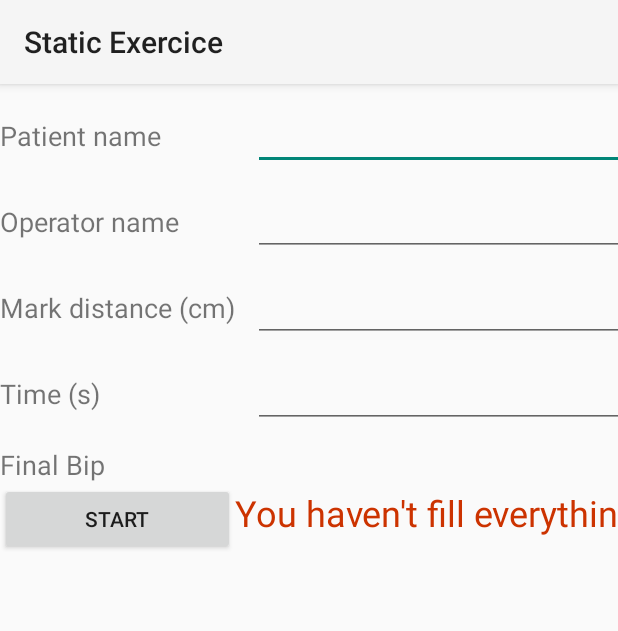
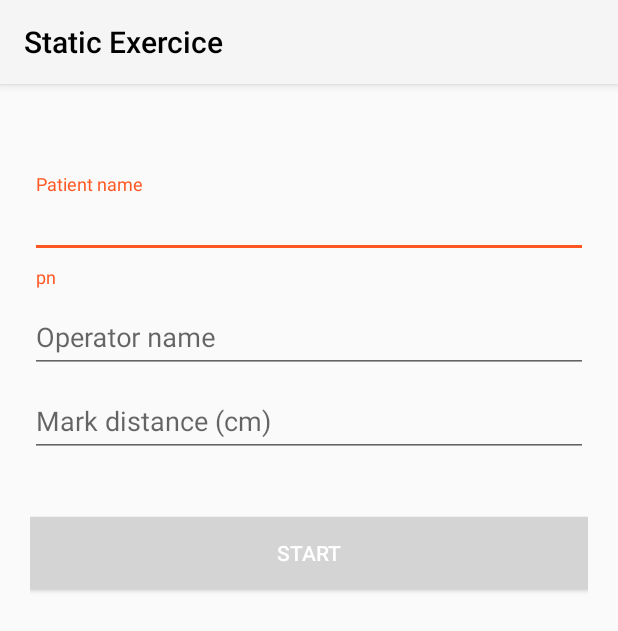
Before and after one commit to AlexFer64/RI-lazer2, an Android app: the StaticExerciceParameter screen opened directly, with no data from a screen before it, after a tap on "START", on a phone screen of 412 x 824 dp. Shown: the top 631 px of the screen. Run offline under Robolectric (Android 15) with nearby library versions, the phone set to English and light mode, and no system bars.

Commit message:
Test material design
Test de design du formulaire pour l'activité static menu parameter

```diff
--- a/app/build.gradle
+++ b/app/build.gradle
@@ -25,4 +25,7 @@ dependencies {
     testImplementation 'junit:junit:4.12'
     androidTestImplementation 'com.android.support.test:runner:1.0.1'
     androidTestImplementation 'com.android.support.test.espresso:espresso-core:3.0.1'
+    compile fileTree(dir: 'libs', include: ['*.jar'])
+    compile 'com.android.support:appcompat-v7:26.1.0'
+    compile 'com.android.support:design:26.1.0'
 }
--- a/app/src/main/java/com/projet15/lazer/StaticExerciceParameter.java
+++ b/app/src/main/java/com/projet15/lazer/StaticExerciceParameter.java
@@ -7,119 +7,143 @@ import android.widget.Button;
 import android.widget.EditText;
 import android.widget.TextSwitcher;
 import android.widget.TextView;
+import android.support.design.widget.TextInputLayout;
+import android.support.v7.widget.Toolbar;
+import android.text.Editable;
+import android.text.TextUtils;
+import android.text.TextWatcher;
+import android.view.View;
+import android.view.WindowManager;
+import android.widget.Toast;
 
 public class StaticExerciceParameter extends AppCompatActivity {
+    private Toolbar toolbar;
+    private EditText inputName, inputEmail, inputPassword;
+    private TextInputLayout inputLayoutName, inputLayoutEmail, inputLayoutPassword;
+    private Button btnSignUp;
 
-    //Variables
-        //Objet graphique
-    private EditText _patientNameET;
-    private EditText _operatorNameET;
-    private EditText _markDistanceET;
-    private EditText _timeET;
-    private Button _startButton;
-    private TextView _errorText;
-        //valeurs parametre
-    private String _patientName;
-    private String _operatorName;
-    private  int _markDistance;
-    private  int _time;
-    //Constructeur
     @Override
     protected void onCreate(Bundle savedInstanceState) {
         super.onCreate(savedInstanceState);
         setContentView(R.layout.activity_static_exercice_parameter);
 
-        //association des objet graphique avec les composant graphique
-        set_patientNameET((EditText) findViewById(R.id.PATIENT_NAME_EDITTEXT_ID));
-        set_operatorNameET((EditText) findViewById(R.id.OPERATOR_NAME_EDITTEXT_ID));
-        set_markDistanceET((EditText) findViewById(R.id.MARKDISTANCE_NAME_EDITTEXT_ID));
-        set_timeET((EditText) findViewById(R.id.TIME_EDITTEXT_ID));
-        set_startButton((Button) findViewById(R.id.START_BUTTON_ID));
-        set_errorText((TextView) findViewById(R.id.ERROR_TEXT_ID));
-        //Evenement clique sur le bouton start
-        get_startButton().setOnClickListener(new View.OnClickListener() {
-            @SuppressLint("ResourceAsColor")
+        toolbar = (Toolbar) findViewById(R.id.toolbar);
+        setSupportActionBar(toolbar);
+
+        inputLayoutName = (TextInputLayout) findViewById(R.id.input_layout_name);
+        inputLayoutEmail = (TextInputLayout) findViewById(R.id.input_layout_email);
+        inputLayoutPassword = (TextInputLayout) findViewById(R.id.input_layout_password);
+        inputName = (EditText) findViewById(R.id.input_name);
+        inputEmail = (EditText) findViewById(R.id.input_email);
+        inputPassword = (EditText) findViewById(R.id.input_password);
+        btnSignUp = (Button) findViewById(R.id.btn_signup);
+
+        inputName.addTextChangedListener(new MyTextWatcher(inputName));
+        inputEmail.addTextChangedListener(new MyTextWatcher(inputEmail));
+        inputPassword.addTextChangedListener(new MyTextWatcher(inputPassword));
+
+        btnSignUp.setOnClickListener(new View.OnClickListener() {
             @Override
             public void onClick(View view) {
-                if(get_patientNameET().getText().toString().length() != 0 ||
-                        get_operatorNameET().getText().toString().length() != 0 ||
-                        get_markDistanceET().getText().toString().length() != 0 ||
-                        get_timeET().getText().toString().length() != 0){
-
-                }
-                else {
-
-                    get_errorText().setText("You haven't fill everything out");
-
-                    //RECCURCIVITE
-                }
+                submitForm();
             }
         });
-
     }
 
-    //getteur & setteur
-    public void set_patientNameET(EditText t){
-        _patientNameET = t;
-    }
-    public EditText get_patientNameET(){
-        return _patientNameET;
-    }
-    public void set_operatorNameET(EditText t){
-        _operatorNameET = t;
-    }
-    public EditText get_operatorNameET(){
-        return _operatorNameET;
-    }
-    public void set_markDistanceET(EditText t){
-        _markDistanceET = t;
-    }
-    public EditText get_markDistanceET(){
-        return _markDistanceET;
-    }
-    public void set_timeET(EditText t){
-        _timeET = t;
-    }
-    public EditText get_timeET(){
-        return _timeET;
-    }
-    public void set_startButton(Button b){
-        _startButton = b;
-    }
-    public Button get_startButton(){
-        return _startButton;
+    /**
+     * Validating form
+     */
+    private void submitForm() {
+        if (!validateName()) {
+            return;
+        }
+
+        if (!validateEmail()) {
+            return;
+        }
+
+        if (!validatePassword()) {
+            return;
+        }
+
+        Toast.makeText(getApplicationContext(), "Thank You!", Toast.LENGTH_SHORT).show();
     }
 
-    //Généré automatiquement
-    public String get_patientName() {
-        return _patientName;
+    private boolean validateName() {
+        if (inputName.getText().toString().trim().isEmpty()) {
+            inputLayoutName.setError(getString(R.string.Err_Patient_Name));
+            requestFocus(inputName);
+            return false;
+        } else {
+            inputLayoutName.setErrorEnabled(false);
+        }
+
+        return true;
     }
-    public void set_patientName(String _patientName) {
-        this._patientName = _patientName;
+
+    private boolean validateEmail() {
+        String email = inputEmail.getText().toString().trim();
+
+        if (email.isEmpty() || !isValidEmail(email)) {
+            inputLayoutEmail.setError(getString(R.string.Err_Operator_Name));
+            requestFocus(inputEmail);
+            return false;
+        } else {
+            inputLayoutEmail.setErrorEnabled(false);
+        }
+
+        return true;
     }
-    public String get_operatorName() {
-        return _operatorName;
+
+    private boolean validatePassword() {
+        if (inputPassword.getText().toString().trim().isEmpty()) {
+            inputLayoutPassword.setError(getString(R.string.Err_Mark_Distance));
+            requestFocus(inputPassword);
+            return false;
+        } else {
+            inputLayoutPassword.setErrorEnabled(false);
+        }
+
+        return true;
     }
-    public void set_operatorName(String _operatorName) {
-        this._operatorName = _operatorName;
+
+    private static boolean isValidEmail(String email) {
+        return !TextUtils.isEmpty(email) && android.util.Patterns.EMAIL_ADDRESS.matcher(email).matches();
     }
-    public int get_markDistance() {
-        return _markDistance;
+
+    private void requestFocus(View view) {
+        if (view.requestFocus()) {
+            getWindow().setSoftInputMode(WindowManager.LayoutParams.SOFT_INPUT_STATE_ALWAYS_VISIBLE);
+        }
     }
-    public void set_markDistance(int _markDistance) {
-        this._markDistance = _markDistance;
+
+    private class MyTextWatcher implements TextWatcher {
+
+        private View view;
+
+        private MyTextWatcher(View view) {
+            this.view = view;
+        }
+
+        public void beforeTextChanged(CharSequence charSequence, int i, int i1, int i2) {
+        }
+
+        public void onTextChanged(CharSequence charSequence, int i, int i1, int i2) {
+        }
+
+        public void afterTextChanged(Editable editable) {
+            switch (view.getId()) {
+                case R.id.input_name:
+                    validateName();
+                    break;
+                case R.id.input_email:
+                    validateEmail();
+                    break;
+                case R.id.input_password:
+                    validatePassword();
+                    break;
+            }
+        }
     }
-    public int get_time() {
-        return _time;
-    }
-    public void set_time(int _time) {
-        this._time = _time;
-    }
-    public TextView get_errorText() {
-        return _errorText;
-    }
-    public void set_errorText(TextView _errorText) {
-        this._errorText = _errorText;
-    }
-    //Méthode
+
 }
--- a/app/src/main/res/layout-normal-port/activity_static_exercice_parameter.xml
+++ b/app/src/main/res/layout-normal-port/activity_static_exercice_parameter.xml
@@ -1,161 +1,79 @@
-<?xml version="1.0" encoding="utf-8"?>
-<!--suppress ALL -->
-<android.support.constraint.ConstraintLayout xmlns:android="http://schemas.android.com/apk/res/android"
+<android.support.design.widget.CoordinatorLayout xmlns:android="http://schemas.android.com/apk/res/android"
     xmlns:app="http://schemas.android.com/apk/res-auto"
-    xmlns:tools="http://schemas.android.com/tools"
     android:layout_width="match_parent"
-    android:layout_height="match_parent"
-    tools:context="com.projet15.lazer.StaticExerciceParameter">
+    android:layout_height="match_parent">
 
-    <TableLayout
+    <android.support.design.widget.AppBarLayout
         android:layout_width="match_parent"
-        android:layout_height="wrap_content">
+        android:layout_height="wrap_content"
+        android:theme="@style/ThemeOverlay.AppCompat.Dark.ActionBar">
 
-        <TableRow
+        <android.support.v7.widget.Toolbar
+            android:id="@+id/toolbar"
             android:layout_width="match_parent"
-            android:layout_height="match_parent" />
+            android:layout_height="?attr/actionBarSize"
+            android:background="?attr/colorPrimary"
+            app:layout_scrollFlags="scroll|enterAlways"
+            app:popupTheme="@style/ThemeOverlay.AppCompat.Light"
+            app:titleTextColor="#000000"/>
+    </android.support.design.widget.AppBarLayout>
 
-        <TableRow
+    <LinearLayout
+        android:layout_width="fill_parent"
+        android:layout_height="match_parent"
+        android:layout_marginTop="?attr/actionBarSize"
+        android:orientation="vertical"
+        android:paddingLeft="20dp"
+        android:paddingRight="20dp"
+        android:paddingTop="60dp">
+
+        <android.support.design.widget.TextInputLayout
+            android:id="@+id/input_layout_name"
             android:layout_width="match_parent"
-            android:layout_height="match_parent">
-
-            <TextView
-                android:id="@+id/PATIENT_NAME_TEXT_ID"
-                android:layout_width="wrap_content"
-                android:layout_height="wrap_content"
-                android:layout_marginTop="12dp"
-                android:text="@string/Patient_Name"
-                android:textSize="18sp" />
+            android:layout_height="wrap_content">
 
             <EditText
-                android:id="@+id/PATIENT_NAME_EDITTEXT_ID"
-                android:layout_width="wrap_content"
+                android:id="@+id/input_name"
+                android:layout_width="match_parent"
                 android:layout_height="wrap_content"
-                android:layout_marginLeft="12dp"
-                android:layout_marginStart="12dp"
-                android:layout_marginTop="12dp"
-                android:autoLink="phone"
-                android:ems="10"
-                android:inputType="textPersonName"
-                android:textAlignment="viewStart"
-                android:visibility="visible" />
+                android:singleLine="true"
+                android:hint="@string/Patient_Name" />
+        </android.support.design.widget.TextInputLayout>
 
-        </TableRow>
-
-        <TableRow
+        <android.support.design.widget.TextInputLayout
+            android:id="@+id/input_layout_email"
             android:layout_width="match_parent"
-            android:layout_height="match_parent">
-
-            <TextView
-                android:id="@+id/OPERATOR_NAME_TEXT_ID2"
-                android:layout_width="wrap_content"
-                android:layout_height="wrap_content"
-                android:layout_marginTop="12dp"
-                android:text="@string/Operator_Name"
-                android:textSize="18sp" />
+            android:layout_height="wrap_content">
 
             <EditText
-                android:id="@+id/OPERATOR_NAME_EDITTEXT_ID"
-                android:layout_width="wrap_content"
+                android:id="@+id/input_email"
+                android:layout_width="match_parent"
                 android:layout_height="wrap_content"
-                android:layout_marginLeft="12dp"
-                android:layout_marginStart="12dp"
-                android:layout_marginTop="12dp"
-                android:ems="10"
-                android:inputType="textPersonName"
-                android:textAlignment="viewStart"
-                android:visibility="visible" />
-        </TableRow>
+                android:inputType="textEmailAddress"
+                android:hint="@string/Operator_Name" />
+        </android.support.design.widget.TextInputLayout>
 
-        <TableRow
+        <android.support.design.widget.TextInputLayout
+            android:id="@+id/input_layout_password"
             android:layout_width="match_parent"
-            android:layout_height="match_parent">
-
-            <TextView
-                android:id="@+id/MARKDISTANCE_TEXT_ID2"
-                android:layout_width="wrap_content"
-                android:layout_height="wrap_content"
-                android:layout_marginTop="12dp"
-                android:text="@string/Mark_Distance"
-                android:textSize="18sp" />
+            android:layout_height="wrap_content">
 
             <EditText
-                android:id="@+id/MARKDISTANCE_NAME_EDITTEXT_ID"
-                android:layout_width="wrap_content"
-                android:layout_height="wrap_content"
-                android:layout_marginLeft="12dp"
-                android:layout_marginStart="12dp"
-                android:layout_marginTop="12dp"
-                android:layout_weight="-2"
-                android:ems="10"
-                android:gravity="start"
-                android:inputType="textPersonName|numberDecimal"
-                android:selectAllOnFocus="false"
-                android:singleLine="false"
-                android:textAlignment="viewStart"
-                android:visibility="visible" />
-
-        </TableRow>
-
-        <TableRow
-            android:layout_width="match_parent"
-            android:layout_height="match_parent">
-
-            <TextView
-                android:id="@+id/TIME_TEXT_ID"
+                android:id="@+id/input_password"
                 android:layout_width="match_parent"
                 android:layout_height="wrap_content"
-                android:layout_marginTop="12dp"
-                android:text="@string/Time"
-                android:textSize="18sp" />
+                android:inputType="textPassword"
+                android:hint="@string/Mark_Distance" />
+        </android.support.design.widget.TextInputLayout>
 
-            <EditText
-                android:id="@+id/TIME_EDITTEXT_ID"
-                android:layout_width="wrap_content"
-                android:layout_height="wrap_content"
-                android:layout_marginLeft="12dp"
-                android:layout_marginStart="12dp"
-                android:layout_marginTop="12dp"
-                android:ems="10"
-                android:gravity="start"
-                android:inputType="textPersonName|numberDecimal"
-                android:textAlignment="viewStart" />
+        <Button android:id="@+id/btn_signup"
+            android:layout_width="fill_parent"
+            android:layout_height="wrap_content"
+            android:text="@string/Start_Button"
+            android:background="@color/GRIS_CHARTE_GRAPHIQUE"
+            android:layout_marginTop="40dp"
+            android:textColor="@android:color/white"/>
 
-        </TableRow>
+    </LinearLayout>
 
-        <TableRow
-            android:layout_width="match_parent"
-            android:layout_height="match_parent">
-
-            <TextView
-                android:id="@+id/FINALBIP_TEXT_ID"
-                android:layout_width="wrap_content"
-                android:layout_height="wrap_content"
-                android:layout_marginTop="12dp"
-                android:text="@string/Final_Bip"
-                android:textSize="18sp" />
-
-        </TableRow>
-
-        <TableRow
-            android:layout_width="match_parent"
-            android:layout_height="match_parent">
-
-            <Button
-                android:id="@+id/START_BUTTON_ID"
-                android:layout_width="wrap_content"
-                android:layout_height="wrap_content"
-                android:text="@string/Start_Button" />
-
-            <TextView
-                android:id="@+id/ERROR_TEXT_ID"
-                android:layout_width="wrap_content"
-                android:layout_height="wrap_content"
-                android:textColor="@color/COLOR_ERROR"
-                android:textSize="24sp" />
-
-        </TableRow>
-
-    </TableLayout>
-
-</android.support.constraint.ConstraintLayout>
+</android.support.design.widget.CoordinatorLayout>
--- a/app/src/main/res/values-large-port/layout_values.xml
+++ b/app/src/main/res/values-large-port/layout_values.xml
@@ -1,5 +1,6 @@
 <?xml version="1.0" encoding="utf-8"?>
 <resources xmlns:android="http://schemas.android.com/tools">
+    <!-- Menu Principal -->
     <dimen name="TAILLE_TEXTE_BOUTON">30sp</dimen>
     <dimen name="MARGIN_TOP_BUTTON">20dip</dimen>
     <dimen name="MARGIN_BOTTOM_BUTTON">20dip</dimen>
--- a/app/src/main/res/values-normal-port/layout_values.xml
+++ b/app/src/main/res/values-normal-port/layout_values.xml
@@ -1,8 +1,14 @@
 <?xml version="1.0" encoding="utf-8"?>
 <resources xmlns:android="http://schemas.android.com/tools">
-    <dimen name="TAILLE_TEXTE_BOUTON">20sp</dimen>
+    <!-- Menu Principal -->
+    <dimen name="TAILLE_TEXTE_BOUTON">18sp</dimen>
     <dimen name="MARGIN_TOP_BUTTON">20dip</dimen>
     <dimen name="MARGIN_BOTTOM_BUTTON">20dip</dimen>
     <dimen name="MARGIN_LEFT_BUTTON">50dip</dimen>
     <dimen name="MARGIN_RIGHT_BUTTON">50dip</dimen>
+    <!-- Static Exercice Parameter -->
+    <dimen name="MARGIN_TOP_FRAMELAYOUTFORMULAIRE">10dip</dimen>
+    <dimen name="MARGIN_BOTTOM_FRAMELAYOUTFORMULAIRE">10dip</dimen>
+    <dimen name="MARGIN_LEFT_FRAMELAYOUTFORMULAIRE">10dip</dimen>
+    <dimen name="MARGIN_RIGHT_FRAMELAYOUTFORMULAIRE">10dip</dimen>
 </resources>
--- a/app/src/main/res/values-xlarge-port/layout_values.xml
+++ b/app/src/main/res/values-xlarge-port/layout_values.xml
@@ -1,5 +1,6 @@
 <?xml version="1.0" encoding="utf-8"?>
 <resources xmlns:android="http://schemas.android.com/tools">
+    <!-- Menu Principal -->
     <dimen name="TAILLE_TEXTE_BOUTON">30sp</dimen>
     <dimen name="MARGIN_TOP_BUTTON">20dip</dimen>
     <dimen name="MARGIN_BOTTOM_BUTTON">20dip</dimen>
--- a/app/src/main/res/values/strings.xml
+++ b/app/src/main/res/values/strings.xml
@@ -8,9 +8,13 @@
 
     <!-- Texte Parametres-->
     <string name="Patient_Name">Patient name</string>
+    <string name="Err_Patient_Name">pn</string>
     <string name="Operator_Name">Operator name</string>
+    <string name="Err_Operator_Name">on</string>
     <string name="Mark_Distance">Mark distance (cm) </string>
+    <string name="Err_Mark_Distance">md</string>
     <string name="Time">Time (s)</string>
+    <string name="Err_Time">t</string>
     <string name="Final_Bip">Final Bip</string>
     <string name="Start_Button">START</string>
 
--- a/app/src/main/res/values/styles.xml
+++ b/app/src/main/res/values/styles.xml
@@ -10,11 +10,9 @@
 
     <style name="AppThemeStaticExerciceParameter" parent="Theme.AppCompat.Light.NoActionBar">
         <!-- Customize your theme here. -->
-        <item name="android:windowNoTitle">false</item> <!-- Titre: si false, il y aura marqué LaZer en haut -->
+        <item name="android:windowNoTitle">true</item> <!-- Titre: si false, il y aura marqué LaZer en haut -->
         <item name="android:windowFullscreen">true</item> <!-- true: enlever la barre du haut avec heure, batterie, notifs... -->
-        <item name="android:windowActionBar">true</item> <!-- si true laisse une barre en haut avec marqué le titre si NoTitle=false -->
-        <item name="android">@color/ROUGE_CHARTE_GRAPHIQUE</item>
-
+        <item name="android:windowActionBar">false</item> <!-- si true laisse une barre en haut avec marqué le titre si NoTitle=false -->
     </style>
 
 </resources>
```
Also changed, not shown: build.gradle (line endings or trailing spaces), 180 other files.
